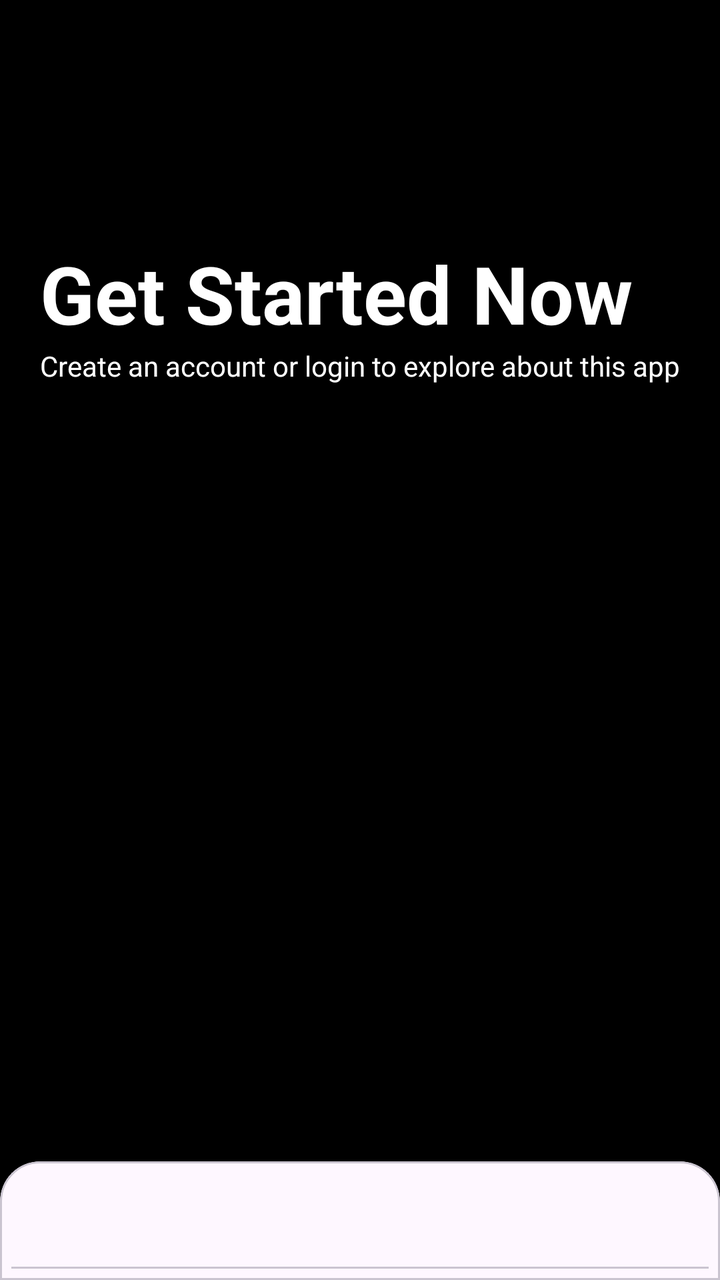
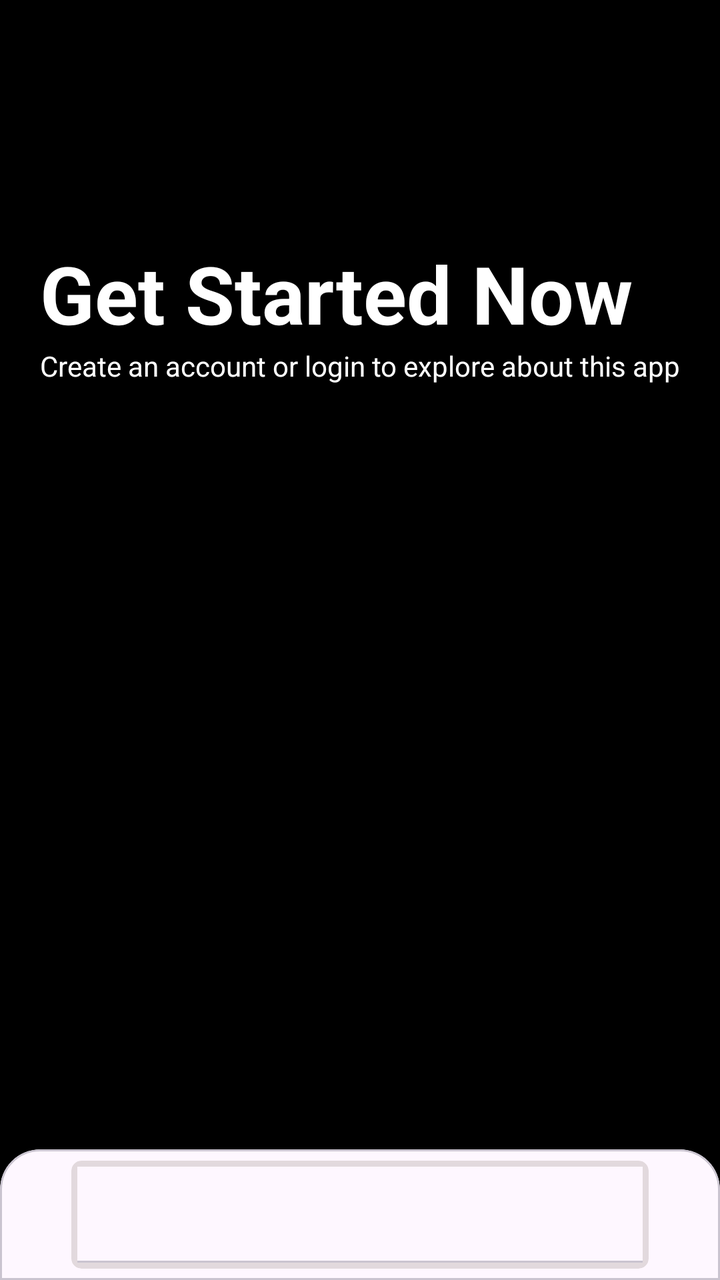

Two renders of the same Android screen: before a commit and after it. Below are the layout's source before the change and the commit's diff.
<!-- AndroidManifest.xml: application theme Theme.FastMart -->
<!-- res/layout/activity_login_signup.xml -->
<?xml version="1.0" encoding="utf-8"?>
<androidx.constraintlayout.widget.ConstraintLayout xmlns:android="http://schemas.android.com/apk/res/android"
    xmlns:app="http://schemas.android.com/apk/res-auto"
    xmlns:tools="http://schemas.android.com/tools"
    android:id="@+id/main"
    android:layout_width="match_parent"
    android:layout_height="match_parent"
    android:background="@color/black"
    tools:context=".loginSignup">

    <LinearLayout
        android:id="@+id/loginSignupHeadingSection"
        android:layout_width="match_parent"
        android:layout_height="wrap_content"
        android:orientation="vertical"
        android:padding="20dp"
        android:layout_marginTop="100dp"
        app:layout_constraintTop_toTopOf="parent"
        app:layout_constraintStart_toStartOf="parent"
        app:layout_constraintEnd_toEndOf="parent"
        app:layout_constraintBottom_toTopOf="@id/loginSignupSection"
        app:layout_constraintVertical_chainStyle="spread_inside"

        >
        <TextView
            android:layout_width="wrap_content"
            android:layout_height="wrap_content"
            android:text="@string/login_signup_page_title"
            android:textColor="@color/white"
            android:textSize="40sp"
            android:textStyle="bold"
            />
        <TextView
            android:layout_width="wrap_content"
            android:layout_height="wrap_content"
            android:text="@string/login_signup_page_message"
            android:textColor="@color/white"
            />
    </LinearLayout>
    <com.google.android.material.card.MaterialCardView
        android:id="@+id/loginSignupSection"
        android:layout_width="match_parent"
        android:layout_height="wrap_content"
        app:shapeAppearanceOverlay="@style/top_radius"
        app:layout_constraintTop_toBottomOf="@id/loginSignupHeadingSection"
        app:layout_constraintStart_toStartOf="parent"
        app:layout_constraintEnd_toEndOf="parent"
        app:layout_constraintBottom_toBottomOf="parent"
        >
        <LinearLayout
            android:layout_width="match_parent"
            android:layout_height="wrap_content"
            android:orientation="vertical"
            >
            <com.google.android.material.tabs.TabLayout
                android:id="@+id/loginSignupTabsLayout"
                android:layout_width="match_parent"
                android:layout_height="wrap_content"
                />
            <androidx.viewpager2.widget.ViewPager2
                android:id="@+id/loginSignupViewPager2"
                android:layout_width="match_parent"
                android:layout_height="wrap_content"
                />
        </LinearLayout>
    </com.google.android.material.card.MaterialCardView>
</androidx.constraintlayout.widget.ConstraintLayout>
<!-- resources referenced by this layout -->
<resources>
  <color name="black">#FF000000</color>
  <color name="white">#FFFFFFFF</color>
  <string name="login_signup_page_message">Create an account or login to explore about this app</string>
  <string name="login_signup_page_title">Get Started Now</string>
  <style name="top_radius">
          <item name="cornerFamily">rounded</item>
          <item name="cornerSizeTopLeft">20dp</item>
          <item name="cornerSizeTopRight">20dp</item>
          <item name="cornerSizeBottomLeft">0dp</item>
          <item name="cornerSizeBottomRight">0dp</item>
      </style>
  <style name="Theme.FastMart" parent="Base.Theme.FastMart" />
  <style name="Base.Theme.FastMart" parent="Theme.Material3.DayNight.NoActionBar">
          
          
          <item name="android:textColor">@color/black</item>
          <item name="loading_bar_color">@color/black</item>
          <item name="deal_of_day_background_color">@color/skinish</item>
          <item name="item_image_color">@color/skinish</item>
          <item name="button_bg_color">@color/black</item>
      </style>
  <color name="skinish">#F4ABB9</color>
</resources>

<!-- the commit's change to res/layout/activity_login_signup.xml (unified diff, before → after) -->
@@ -52,11 +52,23 @@
             android:layout_height="wrap_content"
             android:orientation="vertical"
             >
+            <androidx.cardview.widget.CardView
+                android:layout_width="match_parent"
+                android:layout_height="wrap_content"
+                app:cardElevation="0dp"
+                android:layout_marginHorizontal="30dp"
+                app:cardCornerRadius="5dp"
+                android:backgroundTint="?login_signup_bg"
+                >
             <com.google.android.material.tabs.TabLayout
                 android:id="@+id/loginSignupTabsLayout"
                 android:layout_width="match_parent"
                 android:layout_height="wrap_content"
+                app:tabBackground="@drawable/indicator_rectangle"
+                app:tabIndicatorHeight="0dp"
+                android:layout_margin="3dp"
                 />
+            </androidx.cardview.widget.CardView>
             <androidx.viewpager2.widget.ViewPager2
                 android:id="@+id/loginSignupViewPager2"
                 android:layout_width="match_parent"
<!-- resource entries referenced after the edit -->
@@ -2,6 +2,22 @@
 <resources>
   <color name="black">#FF000000</color>
   <color name="white">#FFFFFFFF</color>
+  <!-- drawable indicator_rectangle (drawable) -->
+  <selector xmlns:android="http://schemas.android.com/apk/res/android">
+      <item android:state_selected="false">
+          <shape>
+              <solid android:color="?login_signup_bg"/>
+              <corners android:radius="5dp"/>
+          </shape>
+      </item>
+  
+      <item android:state_selected="true">
+          <shape>
+              <solid android:color="@android:color/transparent"/>
+              <corners android:radius="5dp"/>
+          </shape>
+      </item>
+  </selector>
   <string name="login_signup_page_message">Create an account or login to explore about this app</string>
   <string name="login_signup_page_title">Get Started Now</string>
   <style name="top_radius">
@@ -20,7 +36,9 @@
           <item name="deal_of_day_background_color">@color/skinish</item>
           <item name="item_image_color">@color/skinish</item>
           <item name="button_bg_color">@color/black</item>
+          <item name="login_signup_bg">@color/trans_bg_shade_light</item>
       </style>
   <color name="skinish">#F4ABB9</color>
+  <color name="trans_bg_shade_light">#81C7BCBC</color>
 </resources>
 
